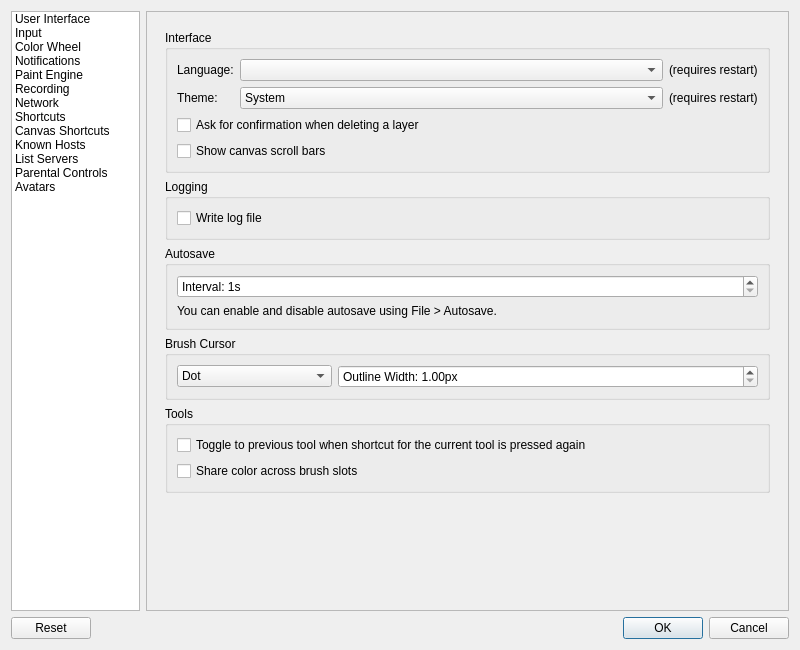
The window that src/desktop/ui/settings.ui (drawpile/Drawpile) describes before a commit, drawn with Qt 5.
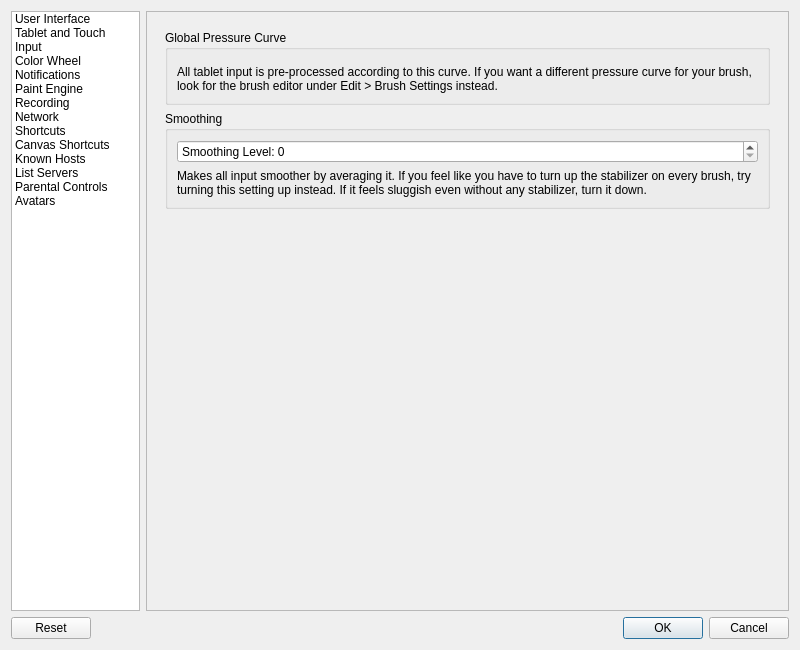
The same window after the commit. The open tabs and pages were chosen to show the change. Icons and pictures are not drawn. Custom widgets are drawn as their Qt base class.

Commit message:
Add global input curve in preferences
Krita and MyPaint have one of those too, so I guess some weird tablets
require it. It is also shown in the user info dialog now, since messing
it up on accident will cause really weird behavior, so nice to have
visible when troubleshooting.

What changed in the file:
```diff
--- a/src/desktop/ui/settings.ui
+++ b/src/desktop/ui/settings.ui
@@ -23,6 +23,11 @@
          <string>User Interface</string>
         </property>
        </item>
+       <item>
+        <property name="text">
+         <string>Tablet and Touch</string>
+        </property>
+       </item>
        <item>
         <property name="text">
          <string>Input</string>
@@ -555,11 +560,50 @@
              </widget>
             </item>
             <item>
-             <widget class="QGroupBox" name="smoothingGroup">
+             <spacer name="tabletAndTouchSpacer">
+              <property name="orientation">
+               <enum>Qt::Vertical</enum>
+              </property>
+              <property name="sizeHint" stdset="0">
+               <size>
+                <width>0</width>
+                <height>0</height>
+               </size>
+              </property>
+             </spacer>
+            </item>
+           </layout>
+          </widget>
+          <widget class="QWidget" name="inputPage">
+           <layout class="QVBoxLayout">
+            <item>
+             <widget class="QGroupBox">
+              <property name="title">
+               <string>Global Pressure Curve</string>
+              </property>
+              <layout class="QVBoxLayout">
+               <item>
+                <widget class="widgets::CurveWidget" name="inputCurve" native="true"/>
+               </item>
+               <item>
+                <widget class="QLabel">
+                 <property name="text">
+                  <string>All tablet input is pre-processed according to this curve. If you want a different pressure curve for your brush, look for the brush editor under Edit &gt; Brush Settings instead.</string>
+                 </property>
+                 <property name="wordWrap">
+                  <bool>true</bool>
+                 </property>
+                </widget>
+               </item>
+              </layout>
+             </widget>
+            </item>
+            <item>
+             <widget class="QGroupBox">
               <property name="title">
                <string>Smoothing</string>
               </property>
-              <layout class="QVBoxLayout" name="verticalLayout_17">
+              <layout class="QVBoxLayout">
                <item>
                 <widget class="KisSliderSpinBox" name="smoothingSpinner">
                  <property name="prefix">
@@ -571,9 +615,9 @@
                 </widget>
                </item>
                <item>
-                <widget class="QLabel" name="smoothingDescription">
+                <widget class="QLabel">
                  <property name="text">
-                  <string>Makes all input smoother by averaging it. If you feel like you have to turn up the stabilizer on every brush, try turning this setting up instead.</string>
+                  <string>Makes all input smoother by averaging it. If you feel like you have to turn up the stabilizer on every brush, try turning this setting up instead. If it feels sluggish even without any stabilizer, turn it down.</string>
                  </property>
                  <property name="wordWrap">
                   <bool>true</bool>
@@ -584,7 +628,7 @@
              </widget>
             </item>
             <item>
-             <spacer name="tabletAndTouchSpacer">
+             <spacer>
               <property name="orientation">
                <enum>Qt::Vertical</enum>
               </property>
@@ -1622,6 +1666,12 @@
    <extends>QDoubleSpinBox</extends>
    <header>desktop/widgets/kis_slider_spin_box.h</header>
   </customwidget>
+  <customwidget>
+   <class>widgets::CurveWidget</class>
+   <extends>QWidget</extends>
+   <header>desktop/widgets/curvewidget.h</header>
+   <container>1</container>
+  </customwidget>
  </customwidgets>
  <resources/>
  <connections>
```
The commit also changes 8 other files.
